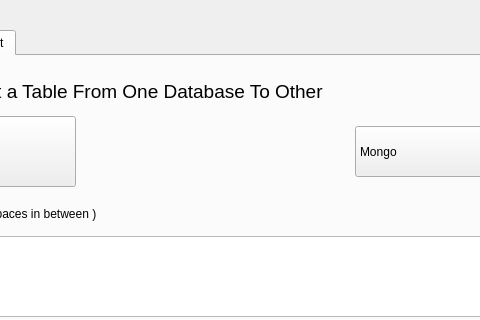
Old version of the form BRC Python/main.ui in the repository siddh34/BRC-System; both pictures show x 267 to 747 and y 0 to 320 of the 904 by 769 pixel window.
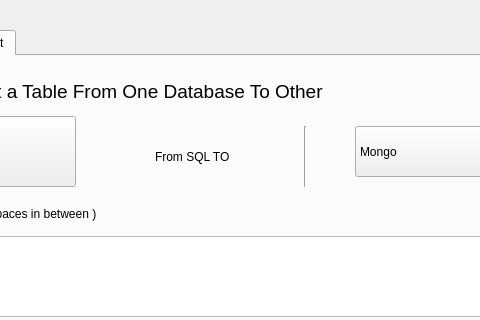
New version of the form. The open tabs and pages were chosen to show the change.

Diff of the .ui file:
```diff
--- a/BRC Python/main.ui
+++ b/BRC Python/main.ui
@@ -557,6 +557,32 @@
        </rect>
       </property>
      </widget>
+     <widget class="Line" name="line">
+      <property name="geometry">
+       <rect>
+        <x>520</x>
+        <y>70</y>
+        <width>41</width>
+        <height>61</height>
+       </rect>
+      </property>
+      <property name="orientation">
+       <enum>Qt::Vertical</enum>
+      </property>
+     </widget>
+     <widget class="QLabel" name="FromTo">
+      <property name="geometry">
+       <rect>
+        <x>390</x>
+        <y>70</y>
+        <width>131</width>
+        <height>61</height>
+       </rect>
+      </property>
+      <property name="text">
+       <string>From SQL TO</string>
+      </property>
+     </widget>
     </widget>
    </widget>
   </widget>
```
Left out of the diff: 10 changed lines with no effect on the pictures.
